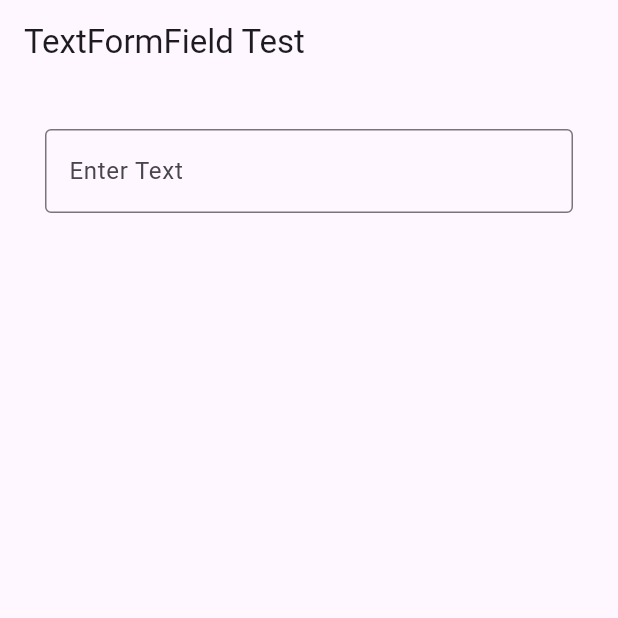
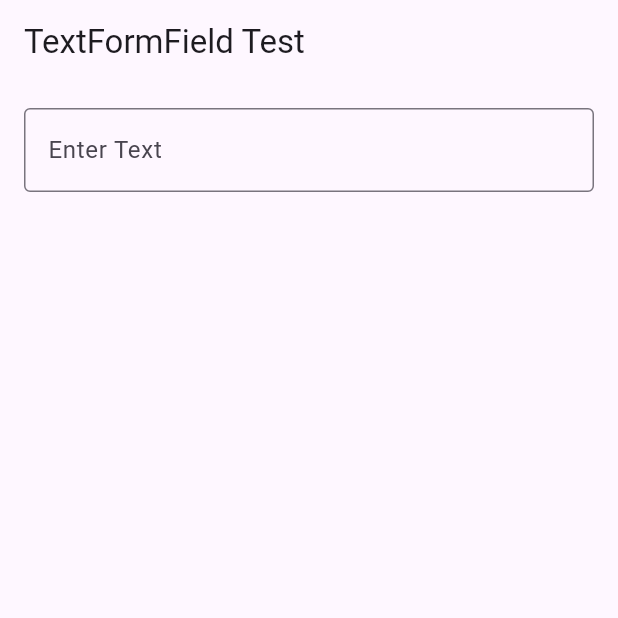
Before and after one commit to NikhilTaral/tex_field, a Flutter app: the screen it shows after launch, on a phone screen of 412 x 824 dp, the top half of it. Run offline on Flutter 3.47's test engine with Material 3 defaults, Android fonts, the phone set to English and light mode, and no system bars.

Commit message:
Update main.dart

```diff
--- a/lib/main.dart
+++ b/lib/main.dart
@@ -38,7 +38,7 @@ class _TextFieldDemoState extends State<TextFieldDemo> {
       body: Container(
         constraints: BoxConstraints(maxWidth: 500),
         child: Padding(
-          padding: const EdgeInsets.all(30),
+          padding: const EdgeInsets.all(16),
           child: TextFormField(
             controller: controller,
             focusNode: focusNode,
```
